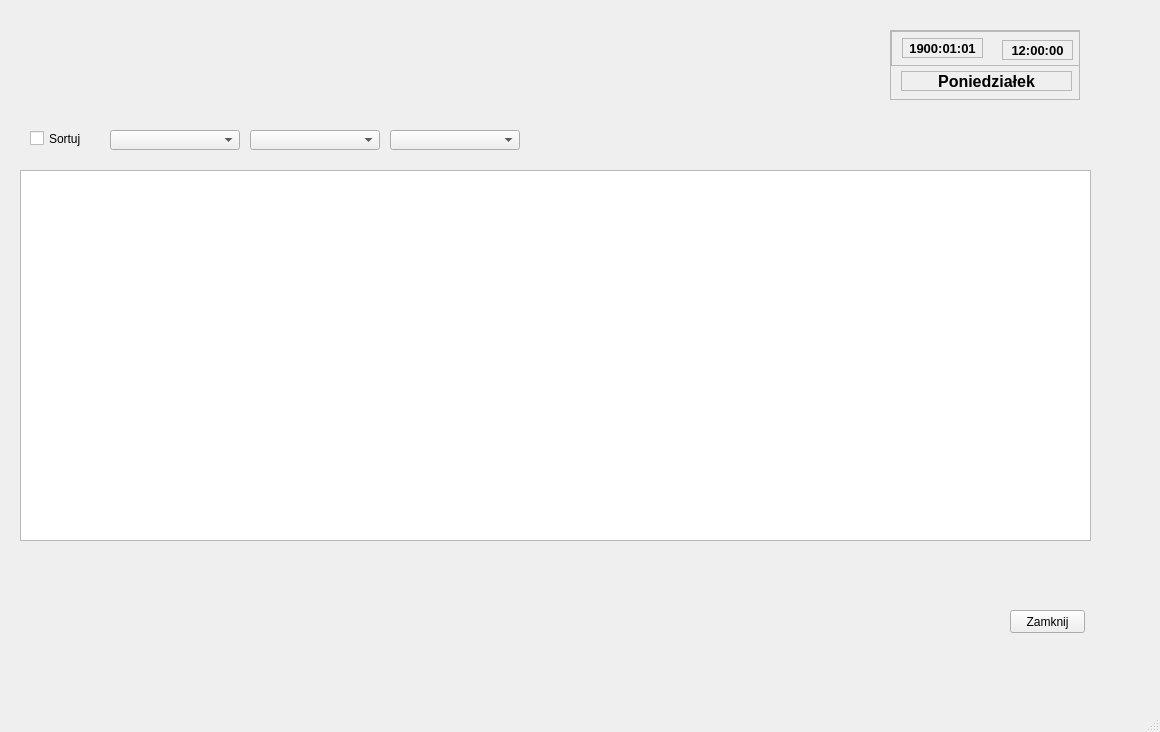
Qt form DataBase/wpisy.ui (Astropl/OptiBase) before a commit.
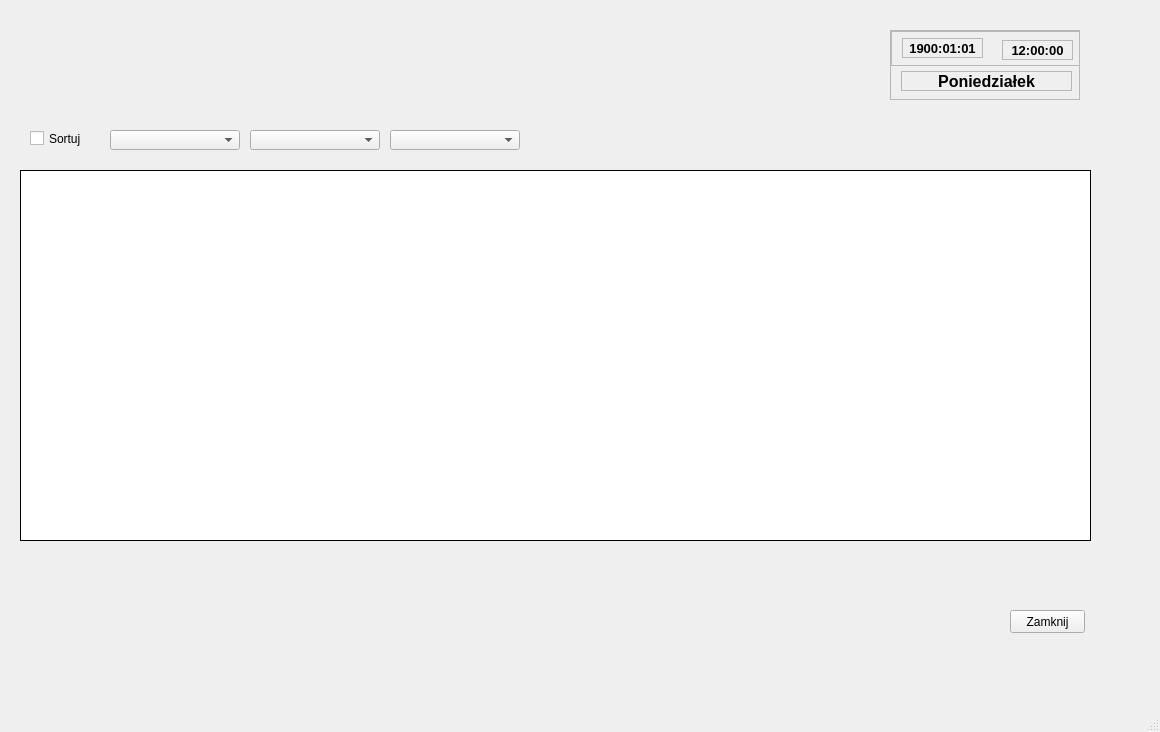
The same form after that commit.

```diff
--- a/DataBase/wpisy.ui
+++ b/DataBase/wpisy.ui
@@ -23,6 +23,21 @@
       <height>371</height>
      </rect>
     </property>
+    <property name="frameShape">
+     <enum>QFrame::Panel</enum>
+    </property>
+    <property name="frameShadow">
+     <enum>QFrame::Plain</enum>
+    </property>
+    <property name="lineWidth">
+     <number>1</number>
+    </property>
+    <property name="midLineWidth">
+     <number>1</number>
+    </property>
+    <property name="alternatingRowColors">
+     <bool>true</bool>
+    </property>
    </widget>
    <widget class="QCheckBox" name="checkBox">
     <property name="geometry">
```
